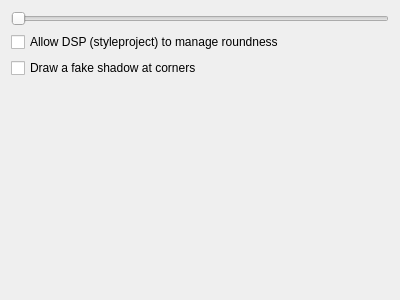
This is shapecorners_config.ui in matinlotfali/KDE-Rounded-Corners as Qt 5 draws it before an edit. The edited form follows.
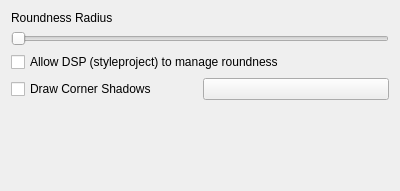
This is the edited form. Custom widgets are drawn as their Qt base class.

Commit message: Add the shadow color in the Config Dialog

The edit to the form file:
```diff
--- a/shapecorners_config.ui
+++ b/shapecorners_config.ui
@@ -7,7 +7,7 @@
     <x>0</x>
     <y>0</y>
     <width>400</width>
-    <height>300</height>
+    <height>191</height>
    </rect>
   </property>
   <property name="windowTitle">
@@ -16,6 +16,13 @@
   <layout class="QGridLayout" name="gridLayout">
    <item row="0" column="0">
     <layout class="QVBoxLayout" name="verticalLayout">
+     <item>
+      <widget class="QLabel" name="label">
+       <property name="text">
+        <string>Roundness Radius</string>
+       </property>
+      </widget>
+     </item>
      <item>
       <widget class="QSlider" name="roundness">
        <property name="minimum">
@@ -40,11 +47,18 @@
       </widget>
      </item>
      <item>
-      <widget class="QCheckBox" name="drawShadow">
-       <property name="text">
-        <string>Draw a fake shadow at corners</string>
-       </property>
-      </widget>
+      <layout class="QGridLayout" name="gridLayout_2">
+       <item row="0" column="0">
+        <widget class="QCheckBox" name="drawShadowEnabled">
+         <property name="text">
+          <string>Draw Corner Shadows</string>
+         </property>
+        </widget>
+       </item>
+       <item row="0" column="1">
+        <widget class="KColorButton" name="shadowColor"/>
+       </item>
+      </layout>
      </item>
      <item>
       <spacer name="verticalSpacer">
@@ -63,6 +77,13 @@
    </item>
   </layout>
  </widget>
+ <customwidgets>
+  <customwidget>
+   <class>KColorButton</class>
+   <extends>QPushButton</extends>
+   <header>kcolorbutton.h</header>
+  </customwidget>
+ </customwidgets>
  <resources/>
  <connections/>
 </ui>
```
The commit also changes 4 other files.
